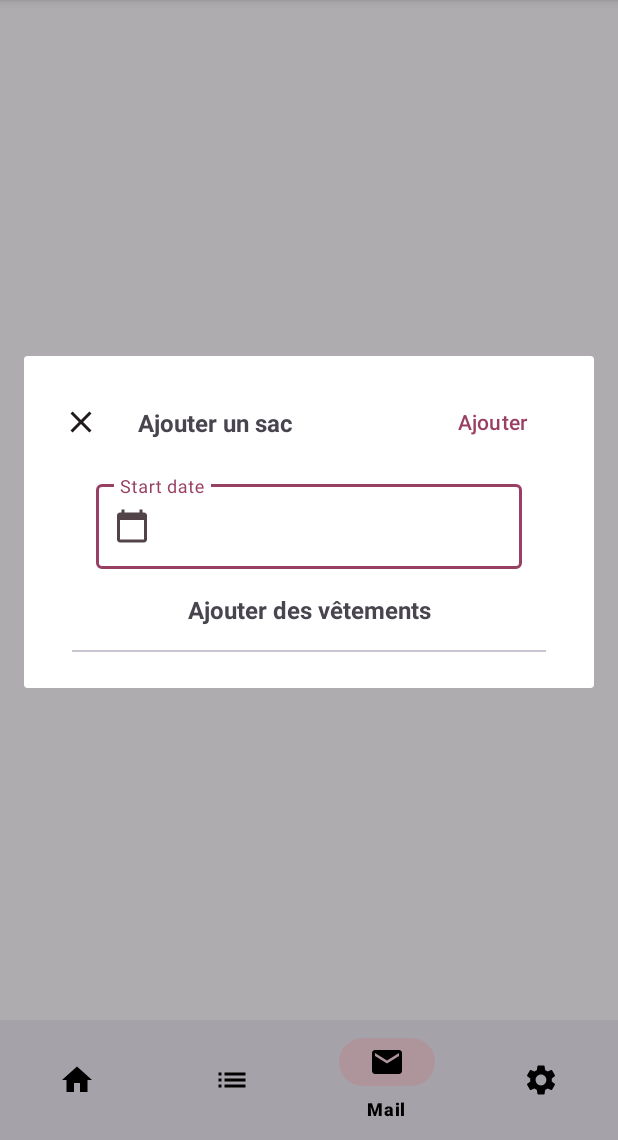
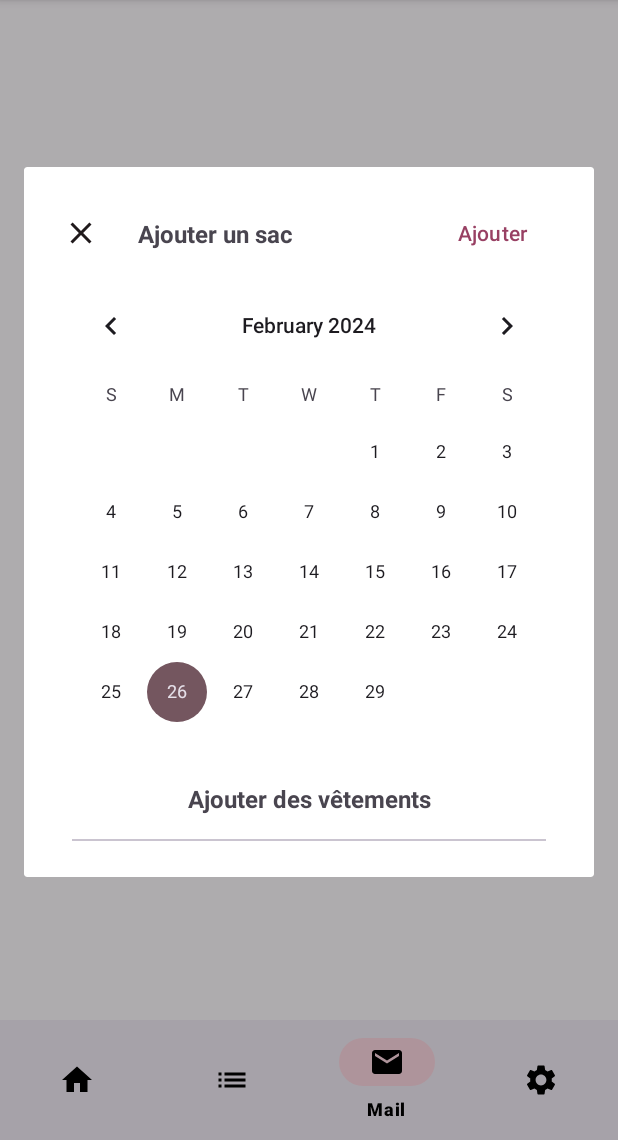
Before and after one commit to CruvixDev/Sacoco, an Android app: the fragment AddBagDialogFragment placed in its activity, item 3 of the bottom bar chosen, on a phone screen of 412 x 824 dp, the part 96-1236 px from its top. Run offline under Robolectric (Android 15) with nearby library versions, the phone set to English and light mode, and no system bars; our stand-ins replace Room's generated code, RxJava; 6 statements that could not run were skipped.

Commit message:
Add a date picker to add bag layout

```diff
--- a/app/src/main/res/layout/dialog_add_bag_layout.xml
+++ b/app/src/main/res/layout/dialog_add_bag_layout.xml
@@ -62,36 +62,24 @@
         android:orientation="vertical"
         app:layout_constraintGuide_percent="0.5" />
 
-    <com.google.android.material.textfield.TextInputLayout
-        android:id="@+id/dateEditText"
+    <CalendarView
+        android:id="@+id/calendarView"
         android:layout_width="0dp"
         android:layout_height="wrap_content"
-        android:layout_marginStart="32dp"
-        android:layout_marginTop="8dp"
-        android:layout_marginEnd="32dp"
         app:layout_constraintEnd_toEndOf="parent"
         app:layout_constraintStart_toStartOf="parent"
-        app:layout_constraintTop_toTopOf="@+id/guideline2"
-        app:startIconDrawable="@drawable/calendar">
-
-        <com.google.android.material.textfield.TextInputEditText
-            android:layout_width="match_parent"
-            android:layout_height="wrap_content"
-            android:inputType="date"
-            android:hint="@string/dialog_date_start_hint" />
-    </com.google.android.material.textfield.TextInputLayout>
+        app:layout_constraintTop_toTopOf="@+id/guideline2" />
 
     <TextView
         android:id="@+id/clothesListTitle"
         android:layout_width="wrap_content"
         android:layout_height="wrap_content"
-        android:layout_marginTop="16dp"
         android:text="@string/dialog_add_clothes_to_bag"
         android:textSize="16sp"
         android:textStyle="bold"
         app:layout_constraintEnd_toEndOf="parent"
         app:layout_constraintStart_toStartOf="parent"
-        app:layout_constraintTop_toBottomOf="@+id/dateEditText" />
+        app:layout_constraintTop_toBottomOf="@+id/calendarView" />
 
     <com.google.android.material.divider.MaterialDivider
         android:id="@+id/materialDivider"
```
